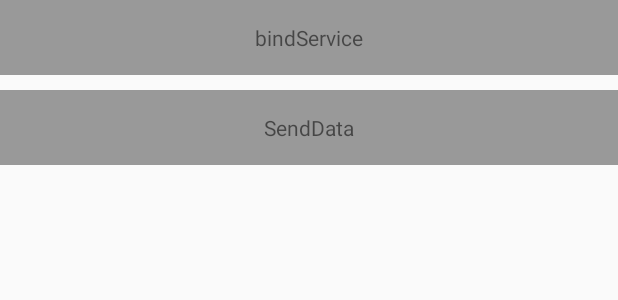
After one commit to mengchaoshen/AndroidBase, an Android app: the layout activity_message.xml on its own in the app's theme, with its tools: preview values and no code run, on a phone screen of 412 x 824 dp. The commit adds this screen. Shown: the top 300 px of the screen. Run offline under Robolectric (Android 15) with nearby library versions, the phone set to English and light mode, and no system bars.

Commit message:
IPC 以message的形式

```diff
--- a/app/src/main/AndroidManifest.xml
+++ b/app/src/main/AndroidManifest.xml
@@ -54,6 +54,8 @@
 
         <activity android:name=".ViewActivity"/>
 
+        <activity android:name=".ipc.MessageActivity"/>
+
         <service android:name=".service.BackService"/>
 
         <service android:name=".service.BackService2"/>
@@ -69,6 +71,8 @@
         <service android:name=".service.CheckExitService"/>
 
         <service android:name=".service.LocationService"/>
+
+        <service android:name=".ipc.MessageService"/>
 
         <receiver android:name=".broadcast.MyStaticBroadcastReceiver">
             <intent-filter>
--- /dev/null
+++ b/app/src/main/res/layout/activity_message.xml
@@ -0,0 +1,27 @@
+<?xml version="1.0" encoding="utf-8"?>
+<LinearLayout
+    xmlns:android="http://schemas.android.com/apk/res/android"
+    xmlns:tools="http://schemas.android.com/tools"
+    android:layout_width="match_parent"
+    android:layout_height="match_parent"
+    android:orientation="vertical"
+    tools:context="com.smc.androidbase.MainActivity">
+
+    <TextView
+        android:id="@+id/tv_bind"
+        android:layout_width="match_parent"
+        android:layout_height="50dp"
+        android:background="#999999"
+        android:gravity="center"
+        android:text="bindService"/>
+
+    <TextView
+        android:id="@+id/tv_sendData"
+        android:layout_width="match_parent"
+        android:layout_height="50dp"
+        android:layout_marginTop="10dp"
+        android:background="#999999"
+        android:gravity="center"
+        android:text="SendData"/>
+
+</LinearLayout>
```
Also changed, not shown: app/src/main/java/com/smc/androidbase/MainActivity.java (+9 -1 lines), app/src/main/java/com/smc/androidbase/ipc/MessageActivity.java (added, +98 -0 lines), app/src/main/java/com/smc/androidbase/ipc/MessageService.java (added, +48 -0 lines), app/src/main/java/com/smc/androidbase/iterable/IterableTest.java (+21 -2 lines), app/src/main/res/layout/activity_main.xml (+9 -0 lines).
